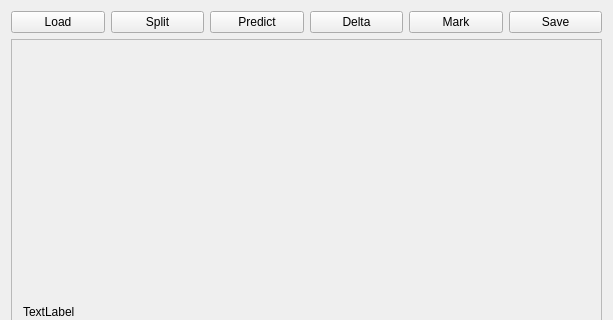
This is mainwindow.ui in michas-eu/img_compressor as Qt 5 draws it before an edit; both pictures show x 0 to 613 and y 0 to 320 of the 613 by 596 pixel window. The edited form follows.
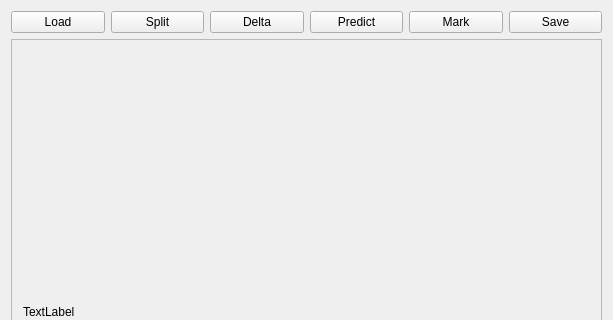
This is the edited form.

Diff of the .ui file:
```diff
--- a/mainwindow.ui
+++ b/mainwindow.ui
@@ -38,16 +38,16 @@
        </widget>
       </item>
       <item>
-       <widget class="QPushButton" name="predict_btn">
+       <widget class="QPushButton" name="delta_btn">
         <property name="text">
-         <string>Predict</string>
+         <string>Delta</string>
         </property>
        </widget>
       </item>
       <item>
-       <widget class="QPushButton" name="delta_btn">
+       <widget class="QPushButton" name="predict_btn">
         <property name="text">
-         <string>Delta</string>
+         <string>Predict</string>
         </property>
        </widget>
       </item>
```
